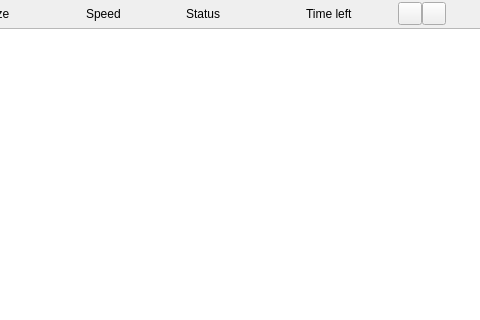
Old version of the form src/MEGASync/gui/linux/TransfersWidget.ui in the repository meganz/MEGAsync; both pictures show x 288 to 768 and y 0 to 320 of the 768 by 642 pixel window.
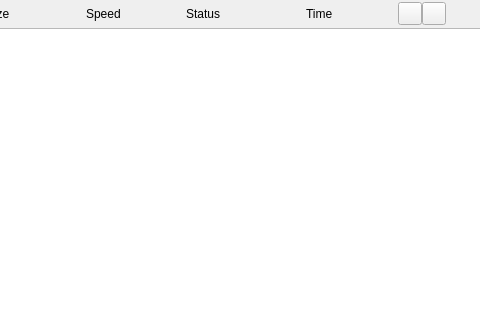
New version of the form. Icons and pictures are not drawn. Custom widgets are drawn as their Qt base class.

```diff
--- a/src/MEGASync/gui/linux/TransfersWidget.ui
+++ b/src/MEGASync/gui/linux/TransfersWidget.ui
@@ -364,7 +364,7 @@
               </size>
              </property>
              <property name="text">
-              <string>Time left</string>
+              <string>Time</string>
              </property>
             </widget>
            </item>
```
Left out of the diff: 6 changed lines with no effect on the pictures.
